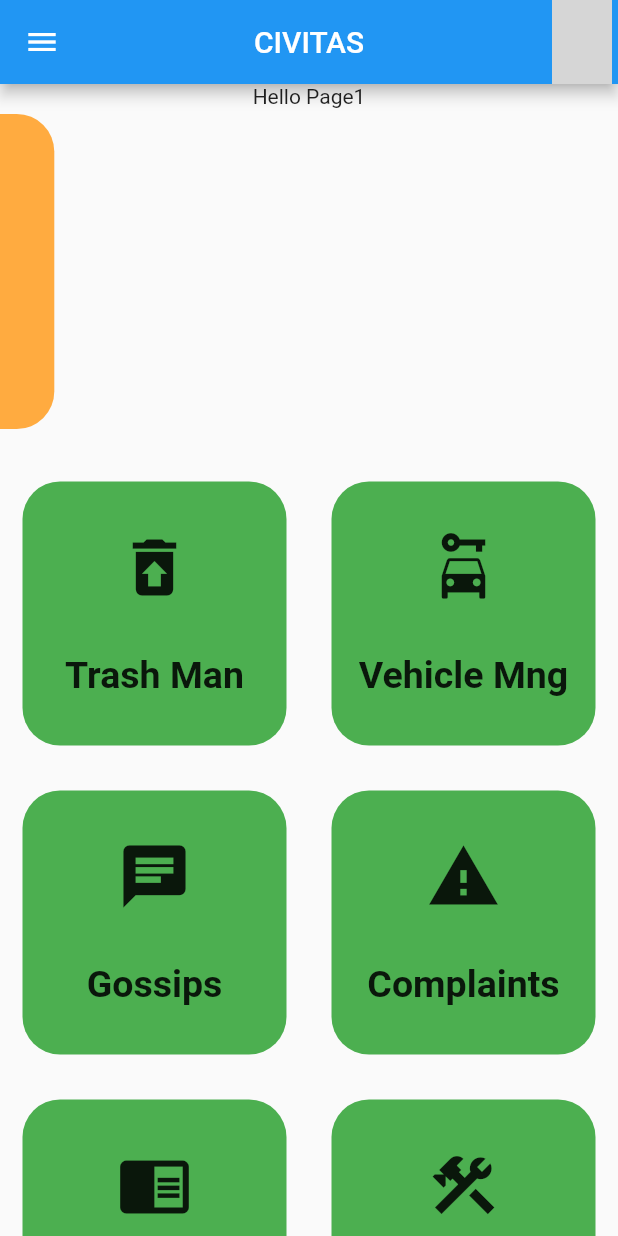
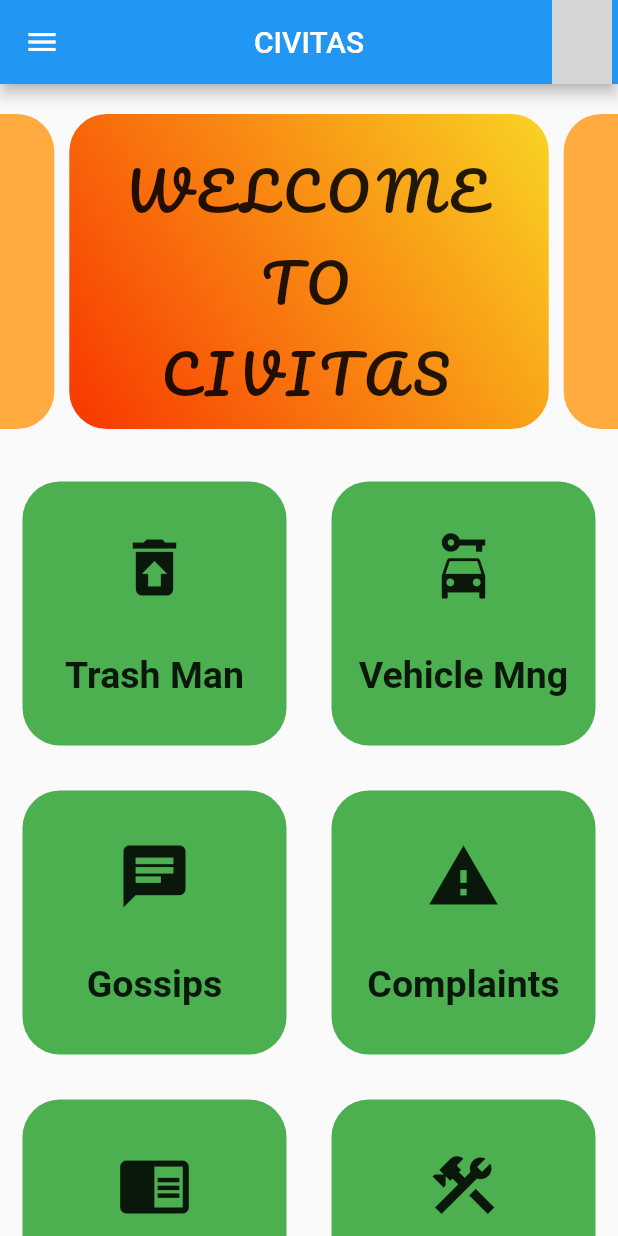
Before and after one commit to VE5PER/civitas, a Flutter app: the MyHomePage screen opened directly, on a phone screen of 412 x 824 dp. Run offline on Flutter 3.47's test engine with Material 2 defaults, Android fonts, the phone set to English and light mode, and no system bars; drawn by our look-alikes of carousel_slider; our stand-ins replace font_awesome_flutter, google_maps_flutter, hexcolor, image_picker, otp_text_field, settings_ui; grey boxes are pictures that could not be loaded.

Commit message:
Welcome board

```diff
--- a/lib/loginpage/login.dart
+++ b/lib/loginpage/login.dart
@@ -3,9 +3,7 @@ import 'package:hexcolor/hexcolor.dart';
 
 import 'pages/splash_screen.dart';
 
-void main() {
-  runApp(LoginUiApp());
-}
+
 
 class LoginUiApp extends StatelessWidget {
 
--- a/lib/main.dart
+++ b/lib/main.dart
@@ -1,8 +1,6 @@
-import 'package:civitas/services.dart';
-import 'package:civitas/sidedrawer.dart';
+
 import 'package:flutter/material.dart';
 
-import 'homepage.dart';
 import 'loginpage/login.dart';
 
 void main() {
--- a/lib/pinboard.dart
+++ b/lib/pinboard.dart
@@ -22,7 +22,7 @@ class _pinboardState extends State<pinboard> {
         autoPlay: true,
         autoPlayInterval: const Duration(seconds: 2),
       ),
-      items: [pg1(),pg2(),empty()],
+      items: [pg1(),empty(),empty(),empty()],
     );
   }
 }
--- a/lib/pinboarditems/pg1.dart
+++ b/lib/pinboarditems/pg1.dart
@@ -1,4 +1,5 @@
 import 'package:flutter/cupertino.dart';
+import 'package:flutter/material.dart';
 
 class pg1 extends StatefulWidget {
   const pg1({Key? key}) : super(key: key);
@@ -11,7 +12,24 @@ class _pg1State extends State<pg1> {
   @override
   Widget build(BuildContext context) {
     return Container(
-      child: Text("Hello Page1"),
-    );
+        decoration: BoxDecoration(
+            borderRadius: BorderRadius.circular(25),
+            gradient: LinearGradient(
+              begin: Alignment.bottomLeft,
+              end: Alignment.topRight,
+              colors: [
+                Color(0xfff83600),
+                Color(0xfff9d423)
+              ]
+            )),
+        width: MediaQuery.of(context).size.width,
+        margin: EdgeInsets.symmetric(horizontal: 5.0, vertical: 20),
+        padding: EdgeInsets.symmetric(horizontal: 25.0, vertical: 20),
+        child: const Center(
+          child: Text(
+            'WELCOME TO CIVITAS',
+            style: TextStyle( fontSize: 35,fontFamily: 'Pacifico',letterSpacing: 5), textAlign: TextAlign.center,
+          ),
+        ));
   }
 }
```
Also changed, not shown: pubspec.yaml (+5 -4 lines), assets/fonts/Pacifico-Regular.ttf (added).
